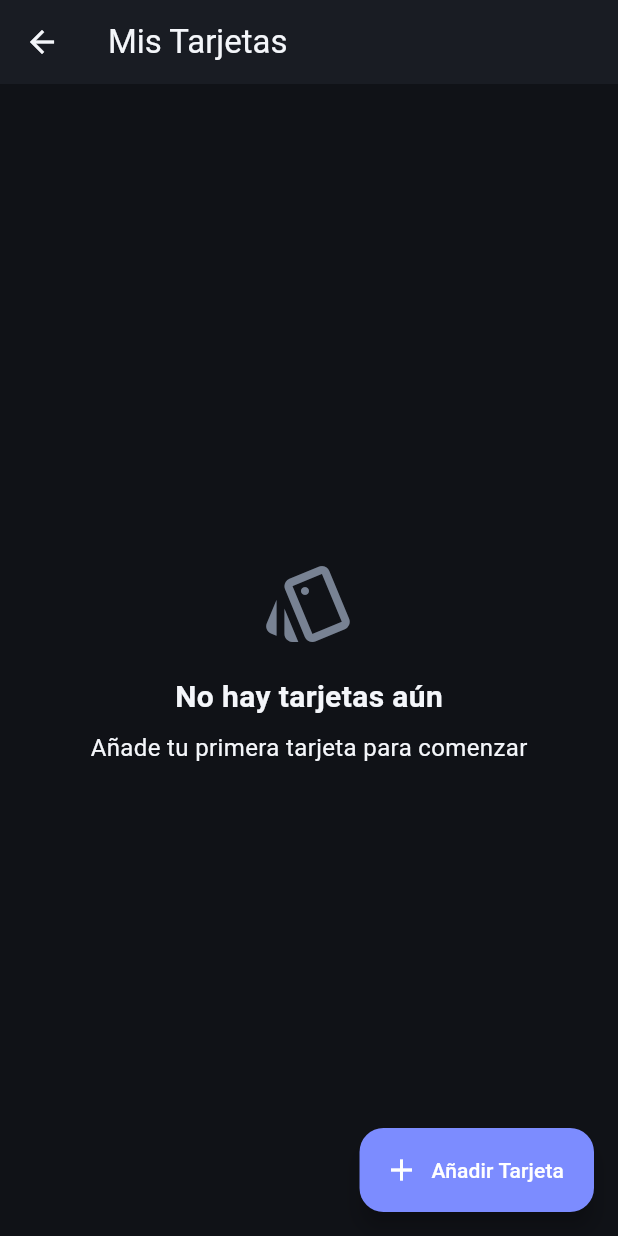
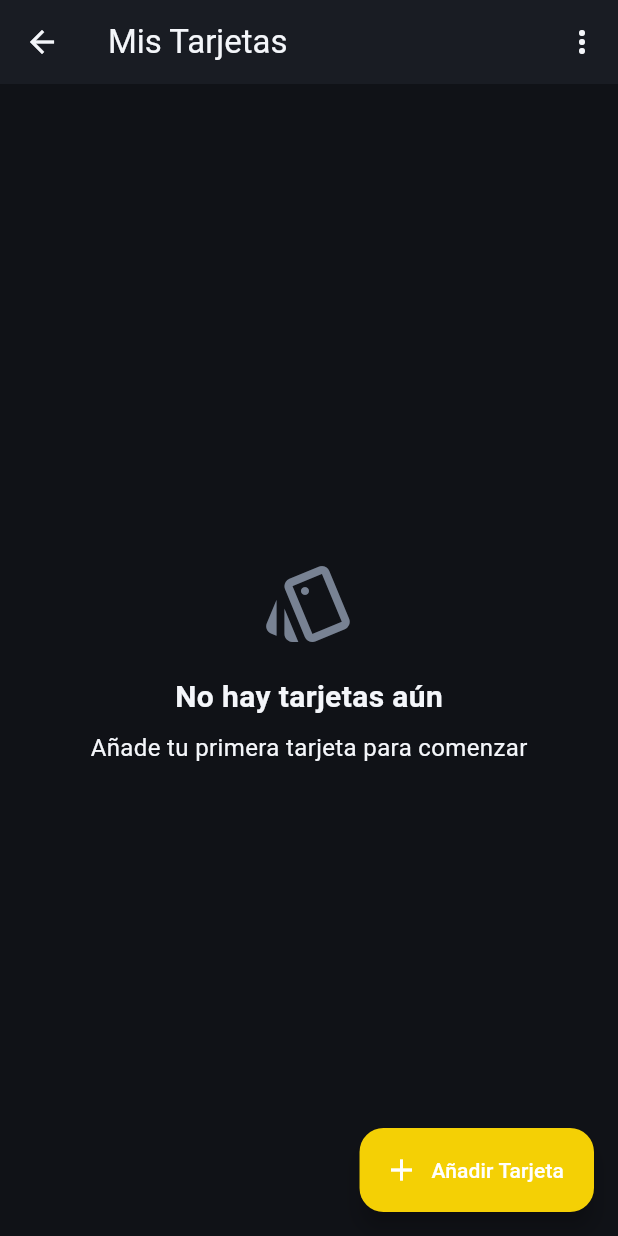
Before and after one commit to IvanAlmeidaReyes13/english_flip_card, a Flutter app: the CardListView screen opened directly, on a phone screen of 412 x 824 dp. Run offline on Flutter 3.47's test engine with Material 3 defaults, Android fonts, the phone set to English and light mode, and no system bars; our stand-ins replace hive, hive_flutter; accounts and stored records are empty.

Commit message:
Add AI import flow and reverse cards

```diff
--- a/lib/components/theme/app_colors.dart
+++ b/lib/components/theme/app_colors.dart
@@ -1,12 +1,13 @@
 import 'package:flutter/material.dart';
 
 class AppColors {
-  static const Color primary = Color(0xFF7C8CFF);
+  static const Color primary = Color.fromARGB(255, 244, 208, 5);
   static const Color secondary = Color(0xFF2DD4BF);
   static const Color success = Color(0xFF34D399);
   static const Color error = Color(0xFFFB7185);
-  static const Color warning = Color(0xFFFBBF24);
+  static const Color warning = Color.fromARGB(255, 229, 255, 0);
   static const Color info = Color(0xFF60A5FA);
+  static const Color reverse = Color(0xFFFBBF24);
 
   static const Color background = Color(0xFF101217);
   static const Color surface = Color(0xFF191C23);
--- /dev/null
+++ b/lib/services/ai_template_service.dart
@@ -0,0 +1,35 @@
+class AiTemplateService {
+  static const String vocabularyJsonPrompt = '''
+Extract useful English vocabulary from the material or topic I provide and return only valid JSON.
+
+Use this exact schema:
+
+{
+  "version": 1,
+  "source": "ai-generated",
+  "cards": [
+    {
+      "english": "show up",
+      "meaning": "aparecer / presentarse",
+      "example": "My teacher didn't show up.",
+      "notes": "Common phrasal verb."
+    }
+  ]
+}
+
+Rules:
+- Return only JSON. Do not wrap it in markdown.
+- Root object must contain "version", "source", and "cards".
+- Use "version": 1.
+- Use "source": "ai-generated".
+- Each card must include non-empty "english" and "meaning".
+- "example" is optional but recommended.
+- "notes" is optional and can be an empty string.
+- Ignore words that are too obvious unless they are useful in context.
+- Prefer natural expressions, phrasal verbs, idioms, collocations, and vocabulary worth reviewing.
+- Avoid duplicates.
+- Keep examples short, natural, and in English.
+- Keep meanings in Spanish.
+- Do not add fields outside this schema.
+''';
+}
--- a/lib/viewmodels/game_viewmodel.dart
+++ b/lib/viewmodels/game_viewmodel.dart
@@ -20,6 +20,7 @@ class GameViewModel extends ChangeNotifier {
 
   Flashcard? get currentCard => _gameService.currentCard;
   bool get isFlipped => _gameService.isFlipped;
+  bool get isCurrentCardReversed => _gameService.isCurrentCardReversed;
   int get streak => _gameService.streak;
   int get bestStreak => _gameService.bestStreak;
   bool get sessionComplete => _gameService.sessionComplete;
```
Also changed, not shown: lib/services/card_import_service.dart (added, +125 -0 lines), lib/services/game_service.dart (+8 -0 lines), lib/views/card_list_view.dart (+116 -0 lines), lib/views/game_view.dart (+12 -3 lines), lib/widgets/flashcard_widget.dart (+22 -0 lines), 2 other files.
